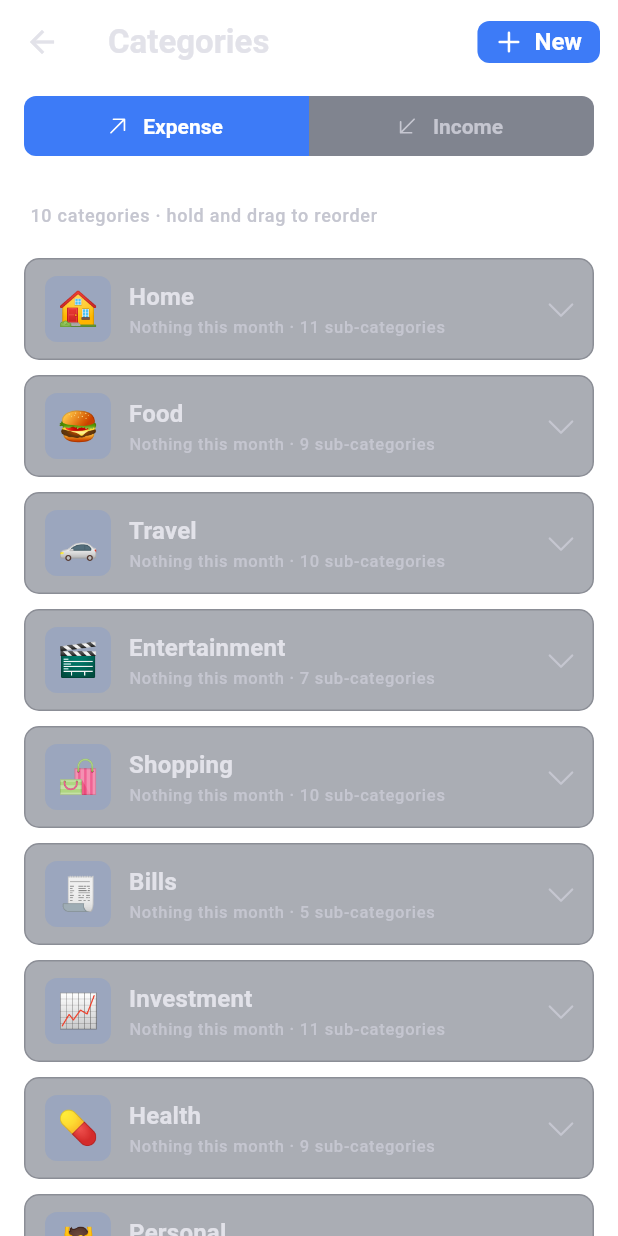
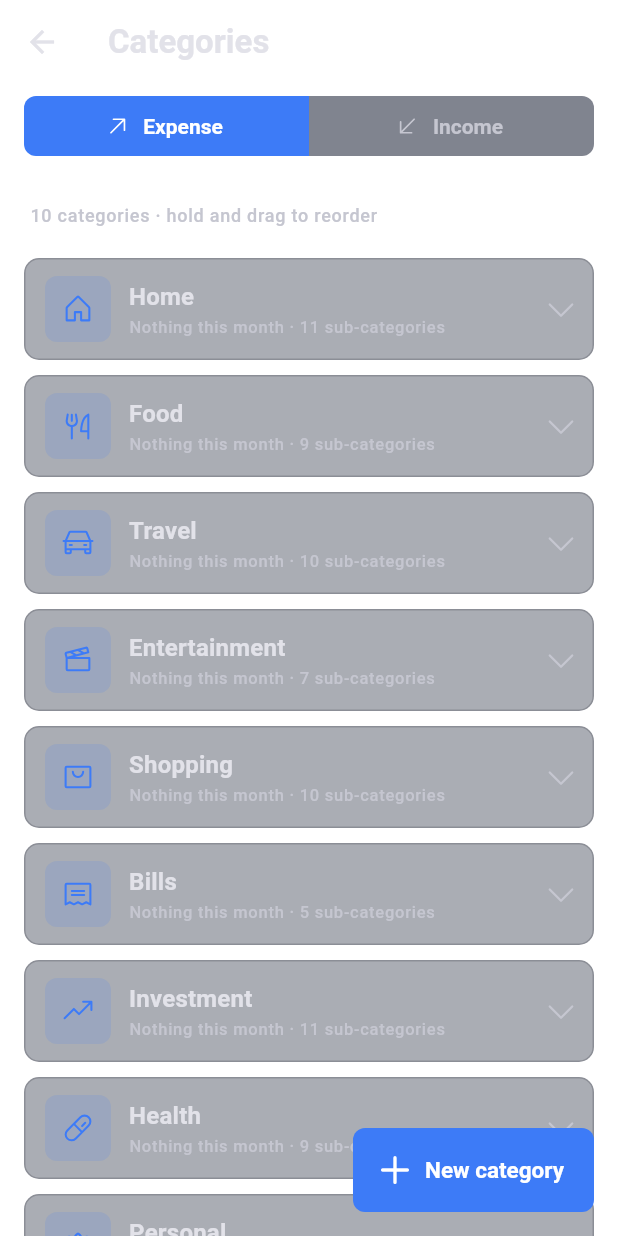
Before and after one commit to jaspinder08/track-your-finances, a Flutter app: the CategoriesScreen screen opened directly, on a phone screen of 412 x 824 dp. Run offline on Flutter 3.47's test engine with Material 3 defaults, Android fonts, the phone set to English and light mode, and no system bars; our stand-ins replace cloud_firestore, equatable, firebase_auth, firebase_core, flutter_riverpod, google_sign_in and 4 more; accounts and stored records are empty.

Commit message:
feat: replace category emojis with vector icons using Phosphor library

```diff
--- /dev/null
+++ b/tyf_mobile/lib/core/design/category_icons.dart
@@ -0,0 +1,174 @@
+import 'package:flutter/material.dart';
+import 'package:phosphor_flutter/phosphor_flutter.dart';
+
+/// Category icons. A category's `emoji` field holds either an emoji or
+/// `ph:<key>` for one of these icons, so nothing changes in storage or
+/// sync. Older emojis that have a matching icon are shown as that icon.
+abstract final class CategoryIcons {
+  static const prefix = 'ph:';
+
+  /// Picker order: daily life first, then money.
+  static const all = <String, IconData>{
+    'house': PhosphorIconsRegular.house,
+    'forkKnife': PhosphorIconsRegular.forkKnife,
+    'shoppingCart': PhosphorIconsRegular.shoppingCart,
+    'pizza': PhosphorIconsRegular.pizza,
+    'coffee': PhosphorIconsRegular.coffee,
+    'beerStein': PhosphorIconsRegular.beerStein,
+    'car': PhosphorIconsRegular.car,
+    'gasPump': PhosphorIconsRegular.gasPump,
+    'bus': PhosphorIconsRegular.bus,
+    'taxi': PhosphorIconsRegular.taxi,
+    'train': PhosphorIconsRegular.train,
+    'airplane': PhosphorIconsRegular.airplane,
+    'bed': PhosphorIconsRegular.bed,
+    'umbrella': PhosphorIconsRegular.umbrellaSimple,
+    'filmSlate': PhosphorIconsRegular.filmSlate,
+    'gameController': PhosphorIconsRegular.gameController,
+    'musicNotes': PhosphorIconsRegular.musicNotes,
+    'television': PhosphorIconsRegular.television,
+    'soccerBall': PhosphorIconsRegular.soccerBall,
+    'confetti': PhosphorIconsRegular.confetti,
+    'shoppingBag': PhosphorIconsRegular.shoppingBag,
+    'tShirt': PhosphorIconsRegular.tShirt,
+    'sneaker': PhosphorIconsRegular.sneaker,
+    'sparkle': PhosphorIconsRegular.sparkle,
+    'flowerLotus': PhosphorIconsRegular.flowerLotus,
+    'scissors': PhosphorIconsRegular.scissors,
+    'sprayBottle': PhosphorIconsRegular.sprayBottle,
+    'barbell': PhosphorIconsRegular.barbell,
+    'pill': PhosphorIconsRegular.pill,
+    'stethoscope': PhosphorIconsRegular.stethoscope,
+    'hospital': PhosphorIconsRegular.hospital,
+    'tooth': PhosphorIconsRegular.tooth,
+    'books': PhosphorIconsRegular.books,
+    'graduationCap': PhosphorIconsRegular.graduationCap,
+    'laptop': PhosphorIconsRegular.laptop,
+    'deviceMobile': PhosphorIconsRegular.deviceMobile,
+    'receipt': PhosphorIconsRegular.receipt,
+    'lightbulb': PhosphorIconsRegular.lightbulb,
+    'drop': PhosphorIconsRegular.drop,
+    'fire': PhosphorIconsRegular.fire,
+    'wifiHigh': PhosphorIconsRegular.wifiHigh,
+    'broom': PhosphorIconsRegular.broom,
+    'wrench': PhosphorIconsRegular.wrench,
+    'pawPrint': PhosphorIconsRegular.pawPrint,
+    'baby': PhosphorIconsRegular.baby,
+    'pottedPlant': PhosphorIconsRegular.pottedPlant,
+    'handsPraying': PhosphorIconsRegular.handsPraying,
+    'heart': PhosphorIconsRegular.heart,
+    'gift': PhosphorIconsRegular.gift,
+    'creditCard': PhosphorIconsRegular.creditCard,
+    'bank': PhosphorIconsRegular.bank,
+    'trendUp': PhosphorIconsRegular.trendUp,
+    'coins': PhosphorIconsRegular.coins,
+    'money': PhosphorIconsRegular.money,
+    'handCoins': PhosphorIconsRegular.handCoins,
+    'piggyBank': PhosphorIconsRegular.piggyBank,
+    'briefcase': PhosphorIconsRegular.briefcase,
+    'storefront': PhosphorIconsRegular.storefront,
+    'buildings': PhosphorIconsRegular.buildings,
+    'arrowUUpLeft': PhosphorIconsRegular.arrowUUpLeft,
+    'tag': PhosphorIconsRegular.tag,
+  };
+
+  /// Emojis used before icons (defaults and the old picker) → icon key.
+  static const _fromEmoji = <String, String>{
+    '🏠': 'house',
+    '🍔': 'forkKnife',
+    '🛒': 'shoppingCart',
+    '🍕': 'pizza',
+    '☕': 'coffee',
+    '🍺': 'beerStein',
+    '🚗': 'car',
+    '⛽': 'gasPump',
+    '🚌': 'bus',
+    '✈️': 'airplane',
+    '🏨': 'bed',
+    '🎬': 'filmSlate',
+    '🎮': 'gameController',
+    '🎵': 'musicNotes',
+    '🛍️': 'shoppingBag',
+    '👕': 'tShirt',
+    '👟': 'sneaker',
+    '💄': 'sparkle',
+    '💆': 'flowerLotus',
+    '💇': 'scissors',
+    '🏋️': 'barbell',
+    '💊': 'pill',
+    '🩺': 'stethoscope',
+    '🦷': 'tooth',
+    '📚': 'books',
+    '🎓': 'graduationCap',
+    '💻': 'laptop',
+    '📱': 'deviceMobile',
+    '🧾': 'receipt',
+    '💡': 'lightbulb',
+    '💧': 'drop',
+    '🔥': 'fire',
+    '📶': 'wifiHigh',
+    '💳': 'creditCard',
+    '🏦': 'bank',
+    '📈': 'trendUp',
+    '💰': 'coins',
+    '💼': 'briefcase',
+    '🧑‍💻': 'laptop',
+    '🏪': 'storefront',
+    '🎁': 'gift',
+    '↩️': 'arrowUUpLeft',
+    '🐶': 'pawPrint',
+    '👶': 'baby',
+    '🧹': 'broom',
+    '🔧': 'wrench',
+    '🌱': 'pottedPlant',
+    '🙏': 'handsPraying',
+    '🎉': 'confetti',
+    '⚽': 'soccerBall',
+    '🏖️': 'umbrella',
+    '🚕': 'taxi',
+    '🚆': 'train',
+    '🏥': 'hospital',
+    '🧴': 'sprayBottle',
+    '🪙': 'coins',
+    '🏷️': 'tag',
+    '✨': 'sparkle',
+    '🏘️': 'buildings',
+    '💸': 'money',
+  };
+
+  static String encode(String key) => '$prefix$key';
+
+  /// The icon for a stored value (icon code or emoji), or null to show
+  /// the value as an emoji.
+  static IconData? resolve(String? value) {
+    if (value == null) return null;
+    final key = value.startsWith(prefix)
+        ? value.substring(prefix.length)
+        : _fromEmoji[value];
+    return key == null ? null : all[key];
+  }
+}
+
+/// Draws a category's icon (or its emoji if it's a custom one).
+class CategoryGlyph extends StatelessWidget {
+  const CategoryGlyph(this.value, {super.key, this.size = 22, this.color});
+  final String? value;
+  final double size;
+  final Color? color;
+
+  @override
+  Widget build(BuildContext context) {
+    final icon = CategoryIcons.resolve(value);
+    if (icon != null) {
+      return Icon(
+        icon,
+        size: size,
+        color: color ?? Theme.of(context).colorScheme.primary,
+      );
+    }
+    return Text(
+      value ?? '',
+      style: TextStyle(fontSize: size * 0.95, height: 1),
+    );
+  }
+}
--- a/tyf_mobile/lib/core/design/design.dart
+++ b/tyf_mobile/lib/core/design/design.dart
@@ -6,6 +6,7 @@ export '../widgets/hero_card.dart';
 export 'add_button.dart';
 export 'app_background.dart';
 export 'app_card.dart';
+export 'category_icons.dart';
 export 'icon_badge.dart';
 export 'motion.dart';
 export 'section_header.dart';
--- a/tyf_mobile/lib/core/design/icon_badge.dart
+++ b/tyf_mobile/lib/core/design/icon_badge.dart
@@ -1,4 +1,6 @@
 import 'package:flutter/material.dart';
+
+import 'category_icons.dart';
 
 import 'tokens.dart';
 
@@ -38,7 +40,7 @@ class IconBadge extends StatelessWidget {
         borderRadius: BorderRadius.circular(AppRadius.md),
       ),
       child: emoji != null
-          ? Text(emoji!, style: TextStyle(fontSize: size * 0.5, height: 1))
+          ? CategoryGlyph(emoji, size: size * 0.5, color: c)
           : Icon(icon, size: size * 0.5, color: c),
     );
   }
--- a/tyf_mobile/lib/features/budgets/screens/budgets_screen.dart
+++ b/tyf_mobile/lib/features/budgets/screens/budgets_screen.dart
@@ -375,7 +375,7 @@ class _UnbudgetedTile extends ConsumerWidget {
       contentPadding: const EdgeInsets.symmetric(horizontal: 4),
       leading: CircleAvatar(
         backgroundColor: theme.colorScheme.surfaceContainerHighest,
-        child: Text(emoji, style: const TextStyle(fontSize: 20)),
+        child: CategoryGlyph(emoji, size: 20),
       ),
       title: Text(name, maxLines: 1, overflow: TextOverflow.ellipsis),
       subtitle: Text('${Money.format(paise)} this month'),
@@ -425,7 +425,7 @@ class _Empty extends ConsumerWidget {
             children: [
               for (final name in picks)
                 ActionChip(
-                  avatar: Text(cats.emojiFor(name) ?? '💸'),
+                  avatar: CategoryGlyph(cats.emojiFor(name) ?? '💸', size: 18),
                   label: Text(name),
                   onPressed: () => showBudgetSheet(context, category: name),
                 ),
--- a/tyf_mobile/lib/features/budgets/widgets/budget_sheet.dart
+++ b/tyf_mobile/lib/features/budgets/widgets/budget_sheet.dart
@@ -7,6 +7,7 @@ import '../../categories/data/category_repository.dart';
 import '../data/budget_repository.dart';
 import 'budget_progress_bar.dart';
 import '../../../core/design/app_icons.dart';
+import '../../../core/design/category_icons.dart';
 
 /// Opens the "Set budget" sheet. Pass [category] to edit that budget
 /// (or start a new one with that category already picked).
@@ -193,10 +194,7 @@ class _BudgetSheetState extends ConsumerState<BudgetSheet> {
                               AppIcons.pieChartRounded,
                               color: scheme.primary,
                             )
-                          : Text(
-                              _category!.emoji,
-                              style: const TextStyle(fontSize: 22),
-                            ),
+                          : CategoryGlyph(_category!.emoji),
                     ),
                   ),
                   const SizedBox(width: 12),
@@ -452,10 +450,7 @@ class _CategoryGrid extends StatelessWidget {
                             AnimatedScale(
                               scale: isSel ? 1.15 : 1,
                               duration: const Duration(milliseconds: 180),
-                              child: Text(
-                                c.emoji,
-                                style: const TextStyle(fontSize: 24),
-                              ),
+                              child: CategoryGlyph(c.emoji, size: 24),
                             ),
                             const SizedBox(height: 4),
                             Text(
--- a/tyf_mobile/lib/features/calendar/widgets/day_entries_sheet.dart
+++ b/tyf_mobile/lib/features/calendar/widgets/day_entries_sheet.dart
@@ -10,6 +10,7 @@ import '../../transactions/data/transaction_options.dart';
 import '../../transactions/screens/add_transaction_screen.dart';
 import '../../transactions/widgets/swipe_entry.dart';
 import '../../../core/design/app_icons.dart';
+import '../../../core/design/category_icons.dart';
 
 /// Lists one day's entries. Tap to edit; swipe left to delete (with
 /// Undo), right to duplicate to today.
@@ -139,7 +140,7 @@ class EntryTile extends ConsumerWidget {
       leading: CircleAvatar(
         backgroundColor: theme.colorScheme.primary.withValues(alpha: 0.14),
         child: emoji != null
-            ? Text(emoji, style: const TextStyle(fontSize: 20))
+            ? CategoryGlyph(emoji, size: 20)
             : Icon(entry.type.icon, color: theme.colorScheme.primary),
       ),
       title: Text(entry.title, maxLines: 1, overflow: TextOverflow.ellipsis),
--- a/tyf_mobile/lib/features/categories/screens/categories_screen.dart
+++ b/tyf_mobile/lib/features/categories/screens/categories_screen.dart
@@ -27,20 +27,14 @@ class CategoriesScreen extends ConsumerWidget {
 
   @override
   Widget build(BuildContext context, WidgetRef ref) => Scaffold(
-    appBar: AppBar(
-      title: const Text('Categories'),
-      actions: [
-        Padding(
-          padding: const EdgeInsets.only(right: 12),
-          child: AddButton(
-            tooltip: 'New category',
-            onPressed: () => showCategoryEditor(
-              context,
-              kind: ref.read(categoryKindViewProvider),
-            ),
-          ),
-        ),
-      ],
+    appBar: AppBar(title: const Text('Categories')),
+    floatingActionButton: FloatingActionButton.extended(
+      heroTag: 'new-category',
+      tooltip: 'New category',
+      onPressed: () =>
+          showCategoryEditor(context, kind: ref.read(categoryKindViewProvider)),
+      icon: const Icon(AppIcons.addRounded),
+      label: const Text('New category'),
     ),
     body: const CategoriesView(),
   );
@@ -119,7 +113,12 @@ class CategoriesView extends ConsumerWidget {
         ),
         Expanded(
           child: ReorderableListView.builder(
-            padding: const EdgeInsets.fromLTRB(16, 0, 16, 32),
+            padding: const EdgeInsets.fromLTRB(
+              16,
+              0,
+              16,
+              96,
+            ), // clear of the button
             itemCount: list.length,
             buildDefaultDragHandles: false,
             onReorder: (from, to) =>
--- a/tyf_mobile/lib/features/categories/widgets/category_editor_sheet.dart
+++ b/tyf_mobile/lib/features/categories/widgets/category_editor_sheet.dart
@@ -1,5 +1,7 @@
 import 'package:flutter/material.dart';
 import 'package:flutter_riverpod/flutter_riverpod.dart';
+
+import '../../../core/design/category_icons.dart';
 
 import '../../transactions/data/entry_repository.dart';
 import '../../transactions/data/transaction_options.dart';
@@ -7,66 +9,6 @@ import '../data/category_repository.dart';
 import '../../../core/design/app_icons.dart';
 
 /// Emoji the picker offers, grouped loosely by theme.
-const _emojiChoices = [
-  '🏠',
-  '🍔',
-  '🛒',
-  '🍕',
-  '☕',
-  '🍺',
-  '🚗',
-  '⛽',
-  '🚌',
-  '✈️',
-  '🏨',
-  '🎬',
-  '🎮',
-  '🎵',
-  '🛍️',
-  '👕',
-  '👟',
-  '💄',
-  '💆',
-  '💇',
-  '🏋️',
-  '💊',
-  '🩺',
-  '🦷',
-  '📚',
-  '🎓',
-  '💻',
-  '📱',
-  '🧾',
-  '💡',
-  '💧',
-  '🔥',
-  '📶',
-  '💳',
-  '🏦',
-  '📈',
-  '💰',
-  '💼',
-  '🧑‍💻',
-  '🏪',
-  '🎁',
-  '↩️',
-  '🐶',
-  '👶',
-  '🧹',
-  '🔧',
-  '🌱',
-  '🙏',
-  '🎉',
-  '⚽',
-  '🏖️',
-  '🚕',
-  '🚆',
-  '🏥',
-  '🧴',
-  '🪙',
-  '🏷️',
-  '✨',
-];
 
 /// Opens the editor for a new category, or for [existing] if given.
 Future<void> showCategoryEditor(
@@ -105,7 +47,7 @@ class _State extends ConsumerState<CategoryEditorSheet> {
   final _formKey = GlobalKey<FormState>();
   late final _name = TextEditingController(text: widget.existing?.name);
   final _sub = TextEditingController();
-  late String _emoji = widget.existing?.emoji ?? '🏷️';
+  late String _emoji = widget.existing?.emoji ?? CategoryIcons.encode('tag');
   late final List<String> _subs = [...?widget.existing?.subcategories];
   String? _subError;
 
@@ -143,10 +85,7 @@ class _State extends ConsumerState<CategoryEditorSheet> {
       await n.add(widget.kind, c);
     }
     if (mounted) {
-      Navigator.pop(
-        context,
-        '${c.emoji} ${c.name} ${_editing ? 'updated' : 'added'}',
-      );
+      Navigator.pop(context, '${c.name} ${_editing ? 'updated' : 'added'}');
     }
   }
 
@@ -213,7 +152,7 @@ class _State extends ConsumerState<CategoryEditorSheet> {
                         color: scheme.primary.withValues(alpha: 0.14),
                         borderRadius: BorderRadius.circular(8),
                       ),
-                      child: Text(_emoji, style: const TextStyle(fontSize: 26)),
+                      child: CategoryGlyph(_emoji, size: 26),
                     ),
                   ),
                   const SizedBox(width: 12),
@@ -285,7 +224,9 @@ class _State extends ConsumerState<CategoryEditorSheet> {
                       spacing: 6,
                       runSpacing: 6,
                       children: [
-                        for (final e in _emojiChoices)
+                        for (final e in CategoryIcons.all.keys.map(
+                          CategoryIcons.encode,
+                        ))
                           InkWell(
                             borderRadius: BorderRadius.circular(8),
                             onTap: () => setState(() => _emoji = e),
@@ -308,9 +249,11 @@ class _State extends ConsumerState<CategoryEditorSheet> {
                                   width: 1.5,
                                 ),
                               ),
-                              child: Text(
+                              child: CategoryGlyph(
                                 e,
-                                style: const TextStyle(fontSize: 22),
+                                color: e == _emoji
+                                    ? scheme.primary
+                                    : scheme.onSurfaceVariant,
                               ),
                             ),
                           ),
--- a/tyf_mobile/lib/features/history/history_screen.dart
+++ b/tyf_mobile/lib/features/history/history_screen.dart
@@ -127,7 +127,7 @@ class _HistoryScreenState extends ConsumerState<HistoryScreen> {
           children: [
             for (final o in {for (final o in options) o.name: o}.values)
               ListTile(
-                leading: Text(o.emoji, style: const TextStyle(fontSize: 22)),
+                leading: CategoryGlyph(o.emoji),
                 title: Text(o.name),
                 trailing: o.name == _filter.category
                     ? const Icon(AppIcons.checkRounded)
--- a/tyf_mobile/lib/features/onboarding/setup_sheet.dart
+++ b/tyf_mobile/lib/features/onboarding/setup_sheet.dart
@@ -138,7 +138,8 @@ class _SetupSheetState extends ConsumerState<SetupSheet> {
                     Padding(
                       padding: const EdgeInsets.only(right: AppSpace.sm),
                       child: ChoiceChip(
-                        label: Text('${c.emoji} ${c.name}'),
+                        avatar: CategoryGlyph(c.emoji, size: 18),
+                        label: Text(c.name),
                         selected: c.name == _category,
                         onSelected: (_) => setState(() => _category = c.name),
                       ),
@@ -176,7 +177,7 @@ class _SetupSheetState extends ConsumerState<SetupSheet> {
                       ),
                       label: Text(
                         budget == null
-                            ? 'Budget for ${picked.emoji} ${picked.name}'
+                            ? 'Budget for ${picked.name}'
                             : '${Money.format(budget.limitPaise)}/month · Edit',
                       ),
                     ),
--- a/tyf_mobile/lib/features/reports/screens/reports_screen.dart
+++ b/tyf_mobile/lib/features/reports/screens/reports_screen.dart
@@ -436,7 +436,7 @@ class _CategoryBreakdown extends StatelessWidget {
               mainAxisSize: MainAxisSize.min,
               children: [
                 if (sel?.emoji != null)
-                  Text(sel!.emoji!, style: const TextStyle(fontSize: 22)),
+                  CategoryGlyph(sel!.emoji!, color: colors[selected!]),
                 Text(
                   sel?.name ?? 'Spent',
                   style: theme.textTheme.labelMedium?.copyWith(
@@ -516,10 +516,7 @@ class _CategoryRow extends ConsumerWidget {
                 color: color.withValues(alpha: 0.16),
                 borderRadius: BorderRadius.circular(6),
               ),
-              child: Text(
-                slice.emoji ?? '💸',
-                style: const TextStyle(fontSize: 18),
-              ),
+              child: CategoryGlyph(slice.emoji ?? '💸', size: 20, color: color),
             ),
             const SizedBox(width: 12),
             Expanded(
@@ -616,8 +613,7 @@ class _CategoryRow extends ConsumerWidget {
                 Padding(
                   padding: const EdgeInsets.fromLTRB(20, 0, 20, 8),
                   child: Text(
-                    '${slice.emoji ?? ''} ${slice.name} · ${DateFormat.MMMM().format(month)}'
-                        .trim(),
+                    '${slice.name} · ${DateFormat.MMMM().format(month)}'.trim(),
                     style: theme.textTheme.titleLarge,
                   ),
                 ),
--- a/tyf_mobile/lib/features/transactions/screens/add_transaction_screen.dart
+++ b/tyf_mobile/lib/features/transactions/screens/add_transaction_screen.dart
@@ -1094,10 +1094,7 @@ class _CategoryField extends FormField<CategoryOption> {
                                            14,
                                          ),
                                        ),
-                                       child: Text(
-                                         selected.emoji,
-                                         style: const TextStyle(fontSize: 22),
-                                       ),
+                                       child: CategoryGlyph(selected.emoji),
                                      ),
                              ),
                              const SizedBox(width: 12),
@@ -1372,10 +1369,7 @@ class _CategoryTile extends StatelessWidget {
               AnimatedScale(
                 scale: selected ? 1.15 : 1,
                 duration: const Duration(milliseconds: 180),
-                child: Text(
-                  category.emoji,
-                  style: const TextStyle(fontSize: 26),
-                ),
+                child: CategoryGlyph(category.emoji, size: 26),
               ),
               const SizedBox(height: 6),
               Text(
```
Also changed, not shown: 3 other files.
